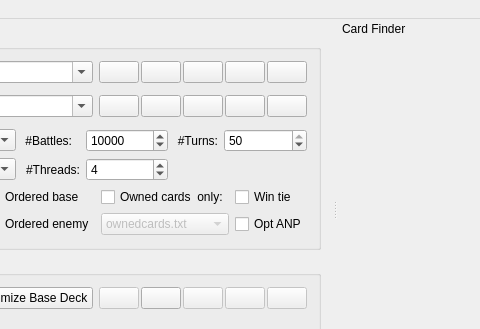
WarrantyVoid/tyrant-optimize-gui, file MainWindow.ui: the form before one commit; both pictures show x 540 to 1020 and y 0 to 329 of the 1158 by 421 pixel window.
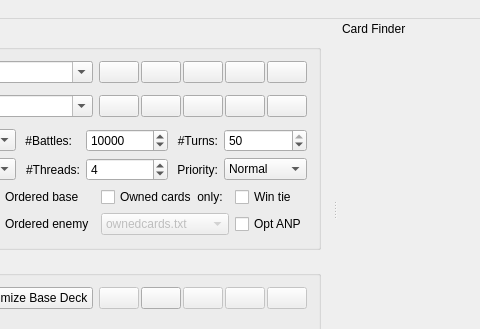
The form after the commit. Icons and pictures are not drawn. Custom widgets are drawn as their Qt base class.

Commit message:
Added priority parameter for process
Also finish sound no longer is played for simulations < 10s

```diff
--- a/MainWindow.ui
+++ b/MainWindow.ui
@@ -503,6 +503,44 @@
            </property>
           </widget>
          </item>
+         <item row="1" column="5">
+          <widget class="QLabel" name="label_8">
+           <property name="sizePolicy">
+            <sizepolicy hsizetype="Fixed" vsizetype="Preferred">
+             <horstretch>0</horstretch>
+             <verstretch>0</verstretch>
+            </sizepolicy>
+           </property>
+           <property name="toolTip">
+            <string>Maximum number of allowed turns per battle</string>
+           </property>
+           <property name="text">
+            <string> Priority:</string>
+           </property>
+           <property name="alignment">
+            <set>Qt::AlignRight|Qt::AlignTrailing|Qt::AlignVCenter</set>
+           </property>
+          </widget>
+         </item>
+         <item row="1" column="6">
+          <widget class="QComboBox" name="priorityBox">
+           <item>
+            <property name="text">
+             <string>Normal</string>
+            </property>
+           </item>
+           <item>
+            <property name="text">
+             <string>Lower</string>
+            </property>
+           </item>
+           <item>
+            <property name="text">
+             <string>Lowest</string>
+            </property>
+           </item>
+          </widget>
+         </item>
         </layout>
        </item>
        <item>
```
The commit also changes 8 other files.
